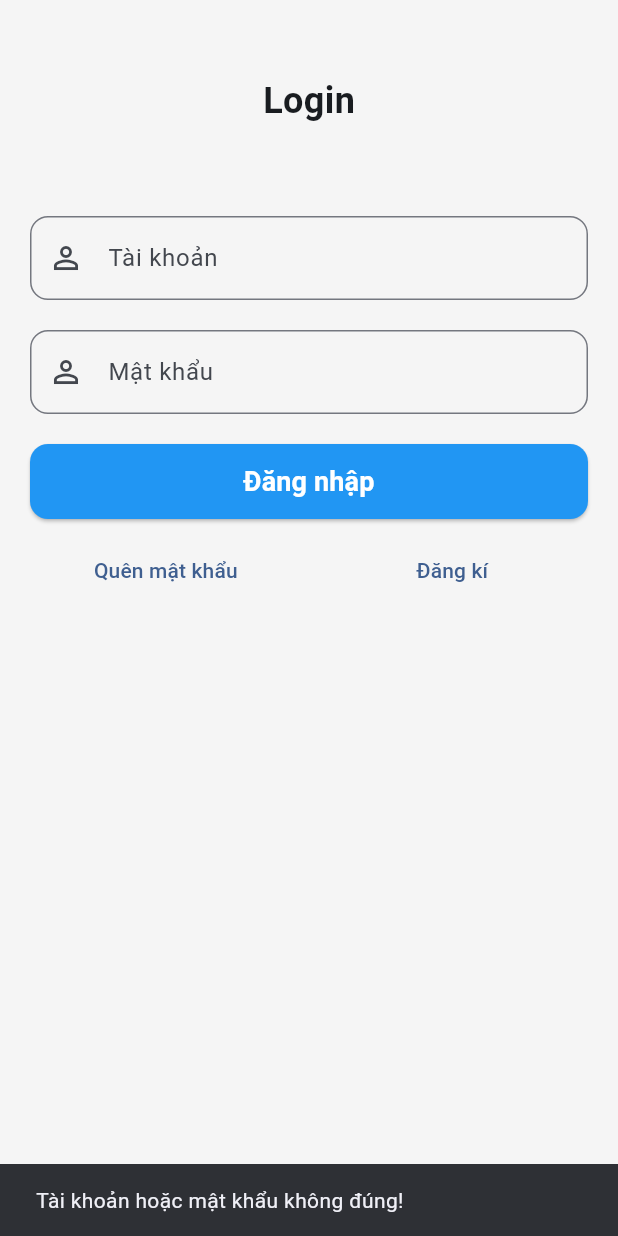
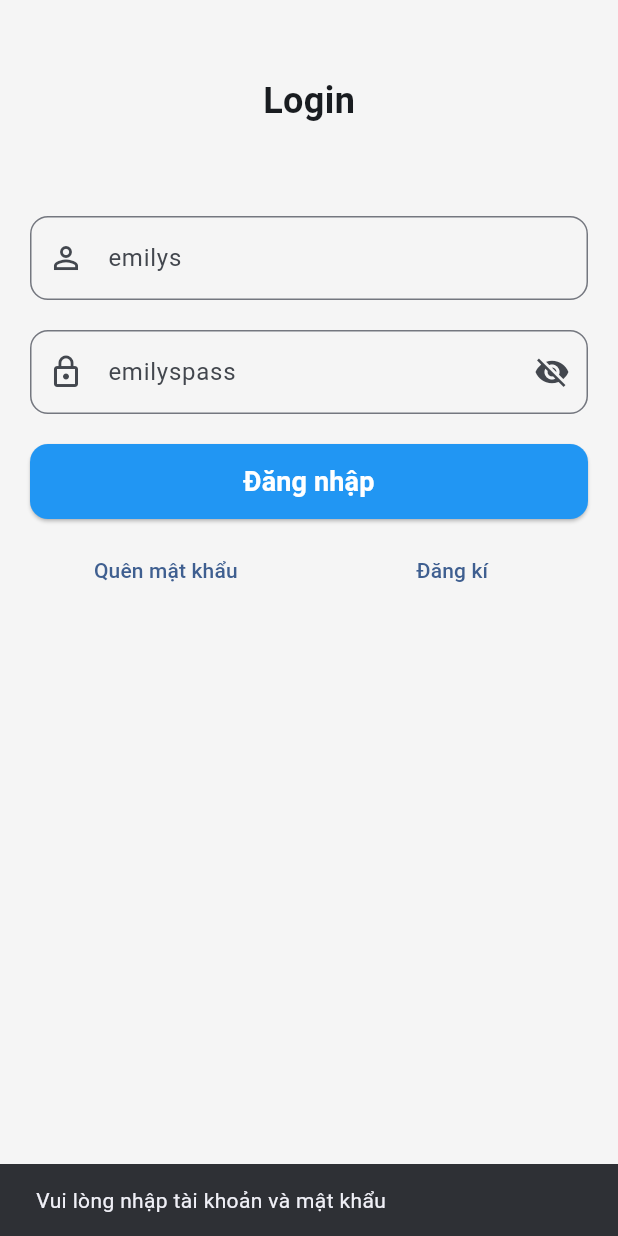
Before and after one commit to GBao06/shop_easy, a Flutter app: the screen it shows after launch, after a tap on "Đăng nhập", on a phone screen of 412 x 824 dp. Run offline on Flutter 3.47's test engine with Material 3 defaults, Android fonts, the phone set to English and light mode, and no system bars; our stand-ins replace dio, flutter_secure_storage.

Commit message:
login API

```diff
--- a/lib/core/constants/api_constants.dart
+++ b/lib/core/constants/api_constants.dart
@@ -0,0 +1,17 @@
+class ApiConstants {
+  ApiConstants._(); // không cho tạo instance
+
+  static const String baseUrl = 'https://dummyjson.com';
+
+  static const Duration connectTimeout = Duration(seconds: 10);
+  static const Duration receiveTimeout = Duration(seconds: 10);
+
+  // Endpoint
+  static const String products = '/products';
+  static const String productSearch = '/products/search';
+  static const String categoryList = '/products/category-list';
+  static const String login = '/auth/login';
+
+  static const String authMe = '/auth/me';
+  static const String authRefresh = '/auth/refresh';
+}
--- /dev/null
+++ b/lib/core/network/dio_client.dart
@@ -0,0 +1,28 @@
+import 'package:dio/dio.dart';
+import 'package:flutter/foundation.dart';
+import 'package:shop_easy/core/constants/api_constants.dart';
+
+class DioClient {
+  DioClient._();
+
+  // Một instance Dio duy nhất cho toàn app
+  static final Dio instance = _create();
+
+  static Dio _create() {
+    final dio = Dio(
+      BaseOptions(
+        baseUrl: ApiConstants.baseUrl,
+        connectTimeout: ApiConstants.connectTimeout,
+        receiveTimeout: ApiConstants.receiveTimeout,
+        headers: {'Content-Type': 'application/json'},
+      ),
+    );
+
+    // Chỉ log khi chạy debug
+    if (kDebugMode) {
+      dio.interceptors.add(LogInterceptor(requestBody: true, responseBody: false));
+    }
+
+    return dio;
+  }
+}
--- /dev/null
+++ b/lib/features/auth/data/model/auth_tokens.dart
@@ -0,0 +1,24 @@
+import 'package:shop_easy/features/auth/data/model/user.dart';
+
+/// Cặp token dùng chung cho login và refresh
+class AuthTokens {
+  final String accessToken;
+  final String refreshToken;
+
+  const AuthTokens({required this.accessToken, required this.refreshToken});
+
+  factory AuthTokens.fromJson(Map<String, dynamic> json) {
+    return AuthTokens(
+      accessToken: json['accessToken'] as String,
+      refreshToken: json['refreshToken'] as String,
+    );
+  }
+}
+
+/// Kết quả đăng nhập: user + token
+class LoginResult {
+  final User user;
+  final AuthTokens tokens;
+
+  const LoginResult({required this.user, required this.tokens});
+}
--- /dev/null
+++ b/lib/features/auth/data/model/user.dart
@@ -0,0 +1,30 @@
+class User {
+  final int id;
+  final String username;
+  final String firstName;
+  final String lastName;
+  final String email;
+  final String image;
+
+  const User({
+    required this.id,
+    required this.username,
+    required this.firstName,
+    required this.lastName,
+    required this.email,
+    required this.image,
+  });
+
+  factory User.fromJson(Map<String, dynamic> json) {
+    return User(
+      id: json['id'] as int,
+      username: json['username'] as String? ?? '',
+      firstName: json['firstName'] as String? ?? '',
+      lastName: json['lastName'] as String? ?? '',
+      email: json['email'] as String? ?? '',
+      image: json['image'] as String? ?? '',
+    );
+  }
+
+  String get fullName => '$firstName $lastName'.trim();
+}
--- /dev/null
+++ b/lib/features/auth/data/token_storage.dart
@@ -0,0 +1,24 @@
+import 'package:flutter_secure_storage/flutter_secure_storage.dart';
+import 'package:shop_easy/features/auth/data/model/auth_tokens.dart';
+
+class TokenStorage {
+  TokenStorage._();
+
+  static const _storage = FlutterSecureStorage();
+  static const _accessKey = 'access_token';
+  static const _refreshKey = 'refresh_token';
+
+  static Future<void> save(AuthTokens tokens) async {
+    await _storage.write(key: _accessKey, value: tokens.accessToken);
+    await _storage.write(key: _refreshKey, value: tokens.refreshToken);
+  }
+
+  static Future<String?> readAccessToken() => _storage.read(key: _accessKey);
+
+  static Future<String?> readRefreshToken() => _storage.read(key: _refreshKey);
+
+  static Future<void> clear() async {
+    await _storage.delete(key: _accessKey);
+    await _storage.delete(key: _refreshKey);
+  }
+}
--- a/lib/features/auth/presentation/login.dart
+++ b/lib/features/auth/presentation/login.dart
@@ -1,27 +1,75 @@
 import 'package:flutter/material.dart';
-import 'package:shop_easy/features/product/presentation/screens/productListScreen.dart';
+import 'package:shop_easy/features/auth/data/auth_service.dart';
+import 'package:shop_easy/features/auth/data/token_storage.dart';
+import 'package:shop_easy/features/product/presentation/screens/product_list_screen.dart';
 
-
-
-
-class LoginPage extends StatefulWidget {
-  const LoginPage({super.key});
+class LoginScreen extends StatefulWidget {
+  const LoginScreen({super.key});
 
   @override
-  State<LoginPage> createState() => _LoginPageState();
+  State<LoginScreen> createState() => _LoginScreenState();
 }
 
-class _LoginPageState extends State<LoginPage> {
+class _LoginScreenState extends State<LoginScreen> {
   final TextEditingController taiKhoanController = TextEditingController();
   final TextEditingController matKhauController = TextEditingController();
+  final AuthService _authService = AuthService();
+
+  bool _isLoading = false;
+  bool _obscurePassword = true;
+
+  Future<void> _handleLogin() async {
+    final taiKhoan = taiKhoanController.text.trim();
+    final matKhau = matKhauController.text;
+
+    // Kiểm tra rỗng trước khi gọi API
+    if (taiKhoan.isEmpty || matKhau.isEmpty) {
+      _showError('Vui lòng nhập tài khoản và mật khẩu');
+      return;
+    }
+
+    setState(() => _isLoading = true);
+    try {
+      final result = await _authService.login(taiKhoan, matKhau);
+      await TokenStorage.save(result.tokens);
+
+      if (!mounted) return;
+      Navigator.pushReplacement(
+        context,
+        MaterialPageRoute(builder: (context) => const ProductListScreen()),
+      );
+    } catch (e) {
+      if (!mounted) return;
+      _showError('Đăng nhập thất bại: $e');
+    } finally {
+      if (mounted) setState(() => _isLoading = false);
+    }
+  }
+
+  void _showError(String message) {
+    ScaffoldMessenger.of(context)
+      ..clearSnackBars()
+      ..showSnackBar(SnackBar(content: Text(message)));
+  }
+
+  @override
+  void dispose() {
+    taiKhoanController.dispose();
+    matKhauController.dispose();
+    super.dispose();
+  }
+
   @override
   Widget build(BuildContext context) {
     return Scaffold(
-      body: Column(
+      // SafeArea + cuộn để không bị tràn khi bàn phím hiện lên
+      body: SafeArea(
+        child: SingleChildScrollView(
+          child: Column(
             children: [
               // login
-          Padding(
-            padding: const EdgeInsets.all(50.0),
+              const Padding(
+                padding: EdgeInsets.all(50.0),
                 child: Center(
                   child: Text(
                     'Login',
@@ -30,11 +78,13 @@ class _LoginPageState extends State<LoginPage> {
                 ),
               ),
               Padding(
-            padding: const EdgeInsets.symmetric(horizontal: 20, vertical: 10),
+                padding:
+                    const EdgeInsets.symmetric(horizontal: 20, vertical: 10),
                 child: TextField(
                   controller: taiKhoanController,
+                  textInputAction: TextInputAction.next,
                   decoration: InputDecoration(
-                labelText: 'Tài khoản',
+                    labelText: 'emilys',
                     prefixIcon: const Icon(Icons.person_outline),
                     border: OutlineInputBorder(
                       borderRadius: BorderRadius.circular(12),
@@ -43,12 +93,23 @@ class _LoginPageState extends State<LoginPage> {
                 ),
               ),
               Padding(
-            padding: const EdgeInsets.symmetric(horizontal: 20, vertical: 10),
+                padding:
+                    const EdgeInsets.symmetric(horizontal: 20, vertical: 10),
                 child: TextField(
                   controller: matKhauController,
+                  obscureText: _obscurePassword, // ẩn mật khẩu
+                  textInputAction: TextInputAction.done,
+                  onSubmitted: (_) => _isLoading ? null : _handleLogin(),
                   decoration: InputDecoration(
-                labelText: 'Mật khẩu',
-                prefixIcon: const Icon(Icons.person_outline),
+                    labelText: 'emilyspass',
+                    prefixIcon: const Icon(Icons.lock_outline),
+                    suffixIcon: IconButton(
+                      icon: Icon(_obscurePassword
+                          ? Icons.visibility_off
+                          : Icons.visibility),
+                      onPressed: () =>
+                          setState(() => _obscurePassword = !_obscurePassword),
+                    ),
                     border: OutlineInputBorder(
                       borderRadius: BorderRadius.circular(12),
                     ),
@@ -56,27 +117,10 @@ class _LoginPageState extends State<LoginPage> {
                 ),
               ),
               Padding(
-            padding: const EdgeInsets.symmetric(horizontal: 20, vertical: 10),
+                padding:
+                    const EdgeInsets.symmetric(horizontal: 20, vertical: 10),
                 child: ElevatedButton(
-              onPressed: () {
-                String taiKhoan = taiKhoanController.text;
-                String matKhau = matKhauController.text;
-
-                if (taiKhoan == 'abc' && matKhau == '123') {
-                  Navigator.pushReplacement(
-                    context,
-                    MaterialPageRoute(
-                      builder: (context) => const ProductListScreen(),
-                    ),
-                  );
-                } else {
-                  ScaffoldMessenger.of(context).showSnackBar(
-                    const SnackBar(
-                      content: Text('Tài khoản hoặc mật khẩu không đúng!'),
-                    ),
-                  );
-                }
-              },
+                  onPressed: _isLoading ? null : _handleLogin,
                   style: ElevatedButton.styleFrom(
                     backgroundColor: Colors.blue,
                     foregroundColor: Colors.white,
@@ -85,9 +129,19 @@ class _LoginPageState extends State<LoginPage> {
                       borderRadius: BorderRadius.circular(12),
                     ),
                   ),
-              child: const Text(
+                  child: _isLoading
+                      ? const SizedBox(
+                          width: 24,
+                          height: 24,
+                          child: CircularProgressIndicator(
+                            strokeWidth: 2,
+                            color: Colors.white,
+                          ),
+                        )
+                      : const Text(
                           'Đăng nhập',
-                style: TextStyle(fontSize: 18, fontWeight: FontWeight.bold),
+                          style: TextStyle(
+                              fontSize: 18, fontWeight: FontWeight.bold),
                         ),
                 ),
               ),
@@ -98,9 +152,7 @@ class _LoginPageState extends State<LoginPage> {
                     Expanded(
                       flex: 3,
                       child: TextButton(
-                    onPressed: () {
-                      print('Quên mật khẩu');
-                    },
+                        onPressed: () => _showError('Tính năng đang phát triển'),
                         child: const Text('Quên mật khẩu'),
                       ),
                     ),
@@ -108,9 +160,7 @@ class _LoginPageState extends State<LoginPage> {
                     Expanded(
                       flex: 3,
                       child: TextButton(
-                    onPressed: () {
-                      print('Đăng kí');
-                    },
+                        onPressed: () => _showError('Tính năng đang phát triển'),
                         child: const Text('Đăng kí'),
                       ),
                     ),
@@ -119,6 +169,8 @@ class _LoginPageState extends State<LoginPage> {
               ),
             ],
           ),
+        ),
+      ),
     );
   }
 }
--- a/lib/features/setting/presentation/setting.dart
+++ b/lib/features/setting/presentation/setting.dart
@@ -1,11 +1,11 @@
 import 'package:flutter/material.dart';
-import 'package:shop_easy/dashboard/dashboardScreen.dart';
+import 'package:shop_easy/features/dashboard/presentation/dashboard_screen.dart';
 import 'package:shop_easy/shared/widgets/app_about.dart';
 import 'package:shop_easy/shared/widgets/font_size_dialog.dart';
 import 'package:shop_easy/core/l10n/app_strings.dart';
 import 'package:shop_easy/shared/widgets/language_dialog.dart';
 
-import '../../profile/presentation/ProfilePage.dart';
+import '../../profile/presentation/profile_page.dart';
 import '../../../core/theme/theme_controller.dart';
 import '../../auth/presentation/login.dart';
 
@@ -95,7 +95,7 @@ class _SettingPageState extends State<SettingPage> {
                         Navigator.pushAndRemoveUntil(
                           context,
                           MaterialPageRoute(
-                            builder: (context) => const LoginPage(),
+                            builder: (context) => const LoginScreen(),
                           ),
                           (route) => false,
                         );
--- a/lib/main.dart
+++ b/lib/main.dart
@@ -77,7 +77,7 @@ class MyApp extends StatelessWidget {
                       child: child!,
                     );
                   },
-                  home: const LoginPage(),
+                  home: const LoginScreen(),
                 );
               },
             );
--- a/pubspec.yaml
+++ b/pubspec.yaml
@@ -37,6 +37,7 @@ dependencies:
   # Use with the CupertinoIcons class for iOS style icons.
   cupertino_icons: ^1.0.8
   http: ^1.6.0
+  flutter_secure_storage: ^11.2.0
 
 dev_dependencies:
   flutter_test:
```
Also changed, not shown: lib/core/network/api_error.dart (added, +21 -0 lines), lib/features/auth/data/auth_service.dart (+61 -0 lines), lib/features/product/data/product_service.dart (+24 -39 lines), lib/features/product/presentation/screens/product_list_screen.dart (renamed from lib/features/product/presentation/screens/productListScreen.dart, +4 -4 lines), tool/test.dart (added, +17 -0 lines), lib/features/cart/presentation/cart_screen.dart (renamed from lib/features/cart/presentation/cartScreen.dart), lib/features/dashboard/presentation/dashboard_screen.dart (renamed from lib/dashboard/dashboardScreen.dart), lib/features/product/presentation/screens/product_detail_screen.dart (renamed from lib/features/product/presentation/screens/productDetailScreen.dart), lib/features/product/presentation/widgets/product_card.dart (renamed from lib/features/product/presentation/widgets/productCard.dart), lib/features/profile/presentation/profile_page.dart (renamed from lib/features/profile/presentation/ProfilePage.dart), pubspec.lock. Lines whose indentation alone changed are shown as unchanged.
